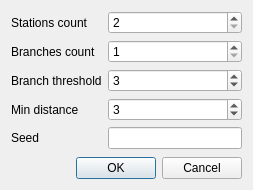
Old version of the form metro/generatedialog.ui in the repository SergeyBrian/metro.
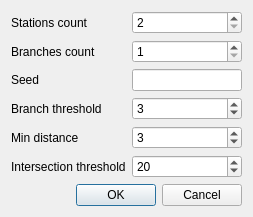
New version of the form.

```diff
--- a/metro/generatedialog.ui
+++ b/metro/generatedialog.ui
@@ -60,17 +60,7 @@
        </property>
       </widget>
      </item>
-     <item row="5" column="0">
-      <widget class="QLabel" name="seedLabel">
-       <property name="text">
-        <string>Seed</string>
-       </property>
-      </widget>
-     </item>
-     <item row="5" column="1">
-      <widget class="QLineEdit" name="seedLineEdit"/>
-     </item>
-     <item row="3" column="1">
+     <item row="4" column="1">
       <widget class="QSpinBox" name="branchThresholdSpinBox">
        <property name="maximum">
         <number>1000</number>
@@ -80,14 +70,14 @@
        </property>
       </widget>
      </item>
-     <item row="3" column="0">
+     <item row="4" column="0">
       <widget class="QLabel" name="branchThresholdLabel">
        <property name="text">
         <string>Branch threshold</string>
        </property>
       </widget>
      </item>
-     <item row="4" column="1">
+     <item row="5" column="1">
       <widget class="QSpinBox" name="minDistanceSpinBox">
        <property name="maximum">
         <number>10</number>
@@ -97,13 +87,40 @@
        </property>
       </widget>
      </item>
-     <item row="4" column="0">
+     <item row="5" column="0">
       <widget class="QLabel" name="minDistanceLabel">
        <property name="text">
         <string>Min distance</string>
        </property>
       </widget>
      </item>
+     <item row="6" column="1">
+      <widget class="QSpinBox" name="intThresholdSpinBox">
+       <property name="maximum">
+        <number>50</number>
+       </property>
+       <property name="value">
+        <number>20</number>
+       </property>
+      </widget>
+     </item>
+     <item row="3" column="1">
+      <widget class="QLineEdit" name="seedLineEdit"/>
+     </item>
+     <item row="3" column="0">
+      <widget class="QLabel" name="seedLabel">
+       <property name="text">
+        <string>Seed</string>
+       </property>
+      </widget>
+     </item>
+     <item row="6" column="0">
+      <widget class="QLabel" name="intThresholdLabel">
+       <property name="text">
+        <string>Intersection threshold</string>
+       </property>
+      </widget>
+     </item>
     </layout>
    </item>
   </layout>
```
